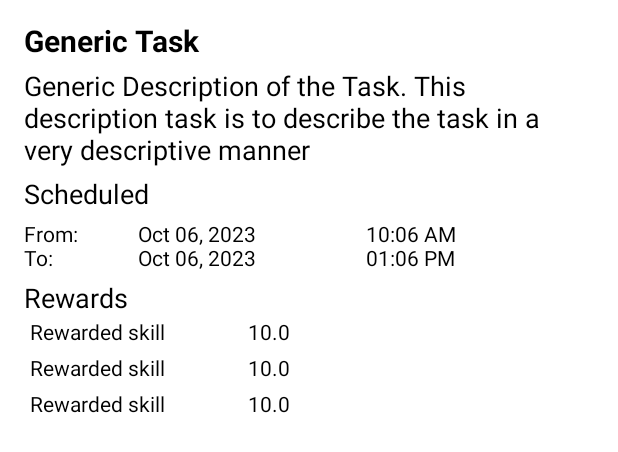
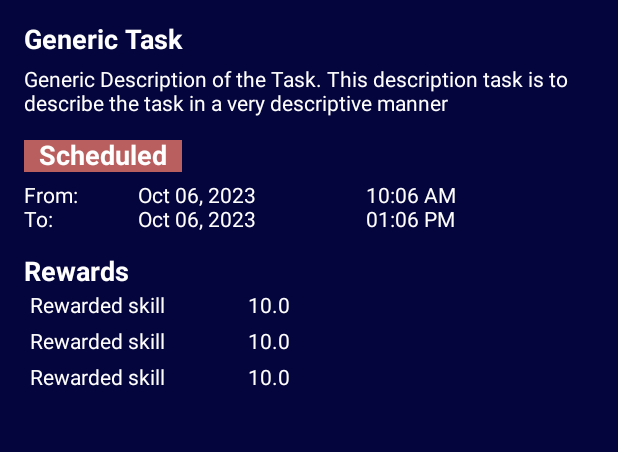
Before and after one commit to TheRealAnonymous008/MOBDEVE_Project, an Android app built with Jetpack Compose: the @Preview function PreviewTaskDetailsLayout, on a phone screen of 412 x 824 dp. Shown: the top 452 px of the screen. Run offline under Robolectric (Android 15) with nearby library versions, the phone set to English and light mode, and no system bars.

Commit message:
layout: adjust task details list

```diff
--- a/app/src/main/java/com/mobdeve/s12/mp/gamification/ui/components/TaskDetails.kt
+++ b/app/src/main/java/com/mobdeve/s12/mp/gamification/ui/components/TaskDetails.kt
@@ -1,5 +1,6 @@
 package com.mobdeve.s12.mp.gamification.ui.components
 
+import androidx.compose.foundation.background
 import androidx.compose.foundation.layout.*
 import androidx.compose.material3.*
 import androidx.compose.runtime.*
@@ -13,19 +14,24 @@ import com.mobdeve.s12.mp.gamification.model.TimeInfo
 import com.mobdeve.s12.mp.gamification.model.createDefaultTask
 import com.mobdeve.s12.mp.gamification.model.formatTimestampDate
 import com.mobdeve.s12.mp.gamification.model.formatTimestampTime
+import com.mobdeve.s12.mp.gamification.ui.theme.OtherAccent
+import com.mobdeve.s12.mp.gamification.ui.theme.SecondaryColor
+import com.mobdeve.s12.mp.gamification.ui.theme.TextColor
 
 @Composable
 fun TaskDetailsLayout(task : Task) {
     Column(
         modifier = Modifier
+            .background(SecondaryColor)
             .fillMaxSize()
             .padding(16.dp)
     ) {
         // Title of the Task
         Text(
             text = task.title,
-            fontSize = 20.sp,
-            fontWeight = FontWeight.Bold
+            fontSize = 18.sp,
+            fontWeight = FontWeight.Bold,
+            color = TextColor
         )
 
         Spacer(modifier = Modifier.height(8.dp))
@@ -33,27 +39,35 @@ fun TaskDetailsLayout(task : Task) {
         // Description
         Text(
             text = task.description,
-            fontSize = 18.sp
+            fontSize = 14.sp,
+            color = TextColor,
         )
 
-        Spacer(modifier = Modifier.height(8.dp))
+        Spacer(modifier = Modifier.height(16.dp))
 
         // Scheduled
         Text(
+            modifier = Modifier
+                .background(OtherAccent)
+                .padding(start = 10.dp, end = 10.dp),
             text = "Scheduled",
-            fontSize = 18.sp
+            fontSize = 18.sp,
+            color = TextColor,
+            fontWeight = FontWeight.Bold,
         )
 
         Spacer(modifier = Modifier.height(8.dp))
 
         TimeInfoDetails(timeInfo = task.timeInfo)
 
-        Spacer(modifier = Modifier.height(8.dp))
+        Spacer(modifier = Modifier.height(16.dp))
 
         // Rewards list
         Text(
             text = "Rewards",
-            fontSize = 18.sp
+            fontSize = 18.sp,
+            fontWeight = FontWeight.Bold,
+            color = TextColor
         )
 
         Box(
--- a/app/src/main/java/com/mobdeve/s12/mp/gamification/ui/components/TaskRewardsList.kt
+++ b/app/src/main/java/com/mobdeve/s12/mp/gamification/ui/components/TaskRewardsList.kt
@@ -11,6 +11,7 @@ import androidx.compose.runtime.Composable
 import androidx.compose.ui.Modifier
 import androidx.compose.ui.unit.dp
 import com.mobdeve.s12.mp.gamification.model.Reward
+import com.mobdeve.s12.mp.gamification.ui.theme.TextColor
 
 @Composable
 fun TaskRewardsList(rewards: ArrayList<Reward>){
@@ -38,14 +39,16 @@ fun RewardEntry(reward : Reward) {
         Text(
             text = reward.skill.name,
             modifier = Modifier
-                .weight(1f)
+                .weight(1f),
+            color = TextColor,
         )
 
         // XP
         Text(
             text = reward.xp.toString(),
             modifier = Modifier
-                .weight(0.25f)
+                .weight(0.25f),
+            color = TextColor,
         )
     }
 }
--- a/app/src/main/java/com/mobdeve/s12/mp/gamification/ui/components/TimeInfoDetails.kt
+++ b/app/src/main/java/com/mobdeve/s12/mp/gamification/ui/components/TimeInfoDetails.kt
@@ -10,6 +10,7 @@ import androidx.compose.ui.Modifier
 import com.mobdeve.s12.mp.gamification.model.TimeInfo
 import com.mobdeve.s12.mp.gamification.model.formatTimestampDate
 import com.mobdeve.s12.mp.gamification.model.formatTimestampTime
+import com.mobdeve.s12.mp.gamification.ui.theme.TextColor
 
 @Composable
 fun TimeInfoDetails(timeInfo : TimeInfo){
@@ -24,22 +25,40 @@ fun TimeInfoDetails(timeInfo : TimeInfo){
         Column(
             modifier = Modifier.weight(0.5f)
         ) {
-            if (containsFrom)  Text(text = "From:")
-            if (containsTo) Text(text = "To:")
+            if (containsFrom)  Text(
+                text = "From:",
+                color = TextColor
+            )
+            if (containsTo) Text(
+                text = "To:",
+                color = TextColor,
+            )
         }
 
         Column(
             modifier = Modifier.weight(1f)
         ) {
-            if (containsFrom) Text(text = formatTimestampDate(timeInfo.datetimeFrom!!))
-            if (containsTo) Text(text = formatTimestampDate(timeInfo.dateTimeTo!!))
+            if (containsFrom) Text(
+                text = formatTimestampDate(timeInfo.datetimeFrom!!),
+                color = TextColor,
+            )
+            if (containsTo) Text(
+                text = formatTimestampDate(timeInfo.dateTimeTo!!),
+                color = TextColor,
+            )
         }
 
         Column(
             modifier = Modifier.weight(1f)
         ) {
-            if (containsFrom) Text(text = formatTimestampTime(timeInfo.datetimeFrom!!))
-            if (containsTo) Text(text = formatTimestampTime(timeInfo.dateTimeTo!!))
+            if (containsFrom) Text(
+                text = formatTimestampTime(timeInfo.datetimeFrom!!),
+                color = TextColor,
+            )
+            if (containsTo) Text(
+                text = formatTimestampTime(timeInfo.dateTimeTo!!),
+                color = TextColor,
+            )
         }
     }
 }
```
